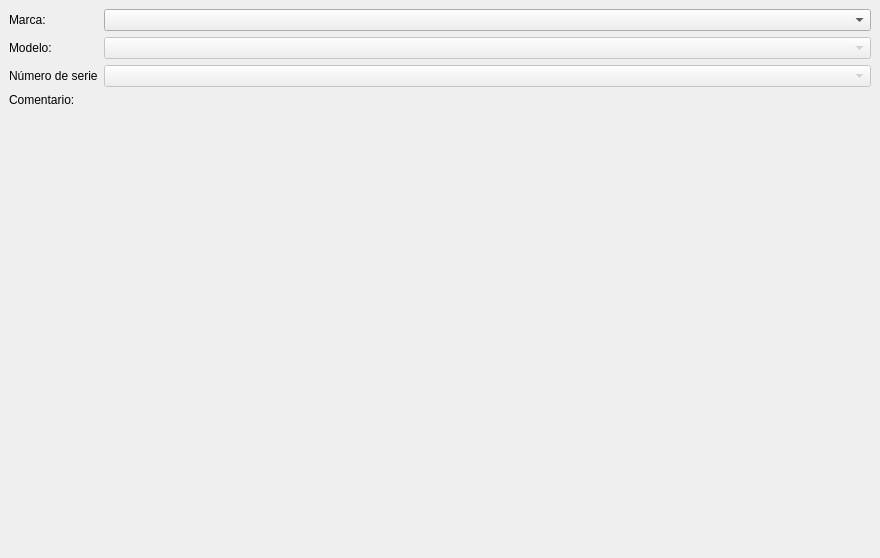
The window that UI/equipmentUI.ui (18Orion/GestorDePacientesRadioterapia) describes before a commit, drawn with Qt 5.
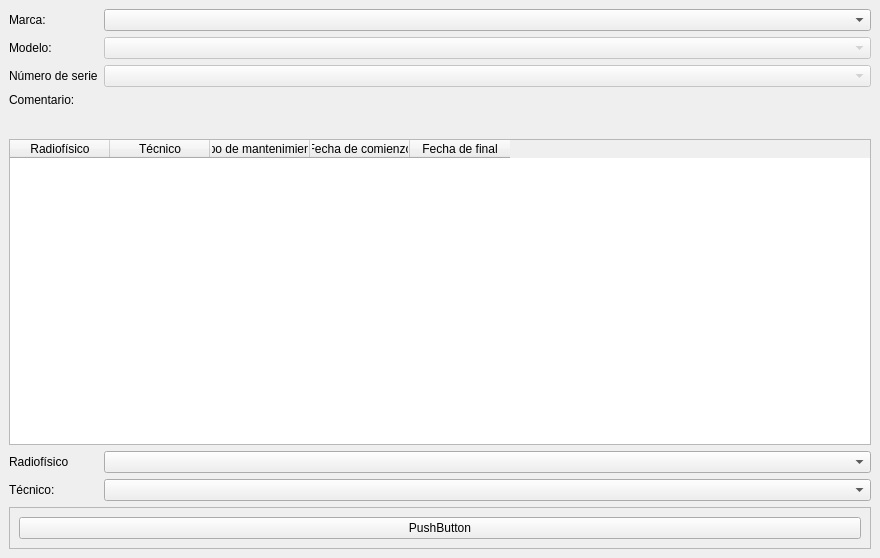
The same window after the commit.

```diff
--- a/UI/equipmentUI.ui
+++ b/UI/equipmentUI.ui
@@ -27,6 +27,9 @@
         </property>
        </widget>
       </item>
+      <item row="0" column="1">
+       <widget class="QComboBox" name="brandComboBox"/>
+      </item>
       <item row="1" column="0">
        <widget class="QLabel" name="label_2">
         <property name="text">
@@ -34,6 +37,13 @@
         </property>
        </widget>
       </item>
+      <item row="1" column="1">
+       <widget class="QComboBox" name="modelComboBox">
+        <property name="enabled">
+         <bool>false</bool>
+        </property>
+       </widget>
+      </item>
       <item row="2" column="0">
        <widget class="QLabel" name="label_3">
         <property name="text">
@@ -41,23 +51,6 @@
         </property>
        </widget>
       </item>
-      <item row="3" column="0" colspan="2">
-       <widget class="QLabel" name="comment">
-        <property name="text">
-         <string>Comentario:</string>
-        </property>
-       </widget>
-      </item>
-      <item row="0" column="1">
-       <widget class="QComboBox" name="brandComboBox"/>
-      </item>
-      <item row="1" column="1">
-       <widget class="QComboBox" name="modelComboBox">
-        <property name="enabled">
-         <bool>false</bool>
-        </property>
-       </widget>
-      </item>
       <item row="2" column="1">
        <widget class="QComboBox" name="serialNumberComboBox">
         <property name="enabled">
@@ -65,8 +58,118 @@
         </property>
        </widget>
       </item>
+      <item row="3" column="0">
+       <widget class="QLabel" name="label_4">
+        <property name="text">
+         <string>Comentario:</string>
+        </property>
+       </widget>
+      </item>
+      <item row="3" column="1">
+       <widget class="QLabel" name="comment">
+        <property name="text">
+         <string/>
+        </property>
+       </widget>
+      </item>
+      <item row="4" column="0" colspan="2">
+       <spacer name="verticalSpacer">
+        <property name="orientation">
+         <enum>Qt::Vertical</enum>
+        </property>
+        <property name="sizeType">
+         <enum>QSizePolicy::Maximum</enum>
+        </property>
+        <property name="sizeHint" stdset="0">
+         <size>
+          <width>20</width>
+          <height>20</height>
+         </size>
+        </property>
+       </spacer>
+      </item>
+      <item row="7" column="1">
+       <widget class="QComboBox" name="technicianComboBox"/>
+      </item>
+      <item row="6" column="0">
+       <widget class="QLabel" name="label_5">
+        <property name="text">
+         <string>Radiofísico</string>
+        </property>
+       </widget>
+      </item>
+      <item row="7" column="0">
+       <widget class="QLabel" name="label_6">
+        <property name="text">
+         <string>Técnico:</string>
+        </property>
+       </widget>
+      </item>
+      <item row="6" column="1">
+       <widget class="QComboBox" name="radiophysicianComboBox"/>
+      </item>
+      <item row="5" column="0" colspan="2">
+       <widget class="QTableWidget" name="tableWidget">
+        <property name="frameShape">
+         <enum>QFrame::StyledPanel</enum>
+        </property>
+        <property name="sizeAdjustPolicy">
+         <enum>QAbstractScrollArea::AdjustToContents</enum>
+        </property>
+        <column>
+         <property name="text">
+          <string>Radiofísico</string>
+         </property>
+        </column>
+        <column>
+         <property name="text">
+          <string>Técnico</string>
+         </property>
+        </column>
+        <column>
+         <property name="text">
+          <string>Tipo de mantenimiento</string>
+         </property>
+        </column>
+        <column>
+         <property name="text">
+          <string>Fecha de comienzo</string>
+         </property>
+        </column>
+        <column>
+         <property name="text">
+          <string>Fecha de final</string>
+         </property>
+        </column>
+       </widget>
+      </item>
      </layout>
     </item>
+    <item>
+     <widget class="QFrame" name="frame">
+      <property name="sizePolicy">
+       <sizepolicy hsizetype="Preferred" vsizetype="Minimum">
+        <horstretch>0</horstretch>
+        <verstretch>0</verstretch>
+       </sizepolicy>
+      </property>
+      <property name="frameShape">
+       <enum>QFrame::StyledPanel</enum>
+      </property>
+      <property name="frameShadow">
+       <enum>QFrame::Raised</enum>
+      </property>
+      <layout class="QVBoxLayout" name="verticalLayout_2">
+       <item>
+        <widget class="QPushButton" name="pushButton">
+         <property name="text">
+          <string>PushButton</string>
+         </property>
+        </widget>
+       </item>
+      </layout>
+     </widget>
+    </item>
    </layout>
   </widget>
  </widget>
```
